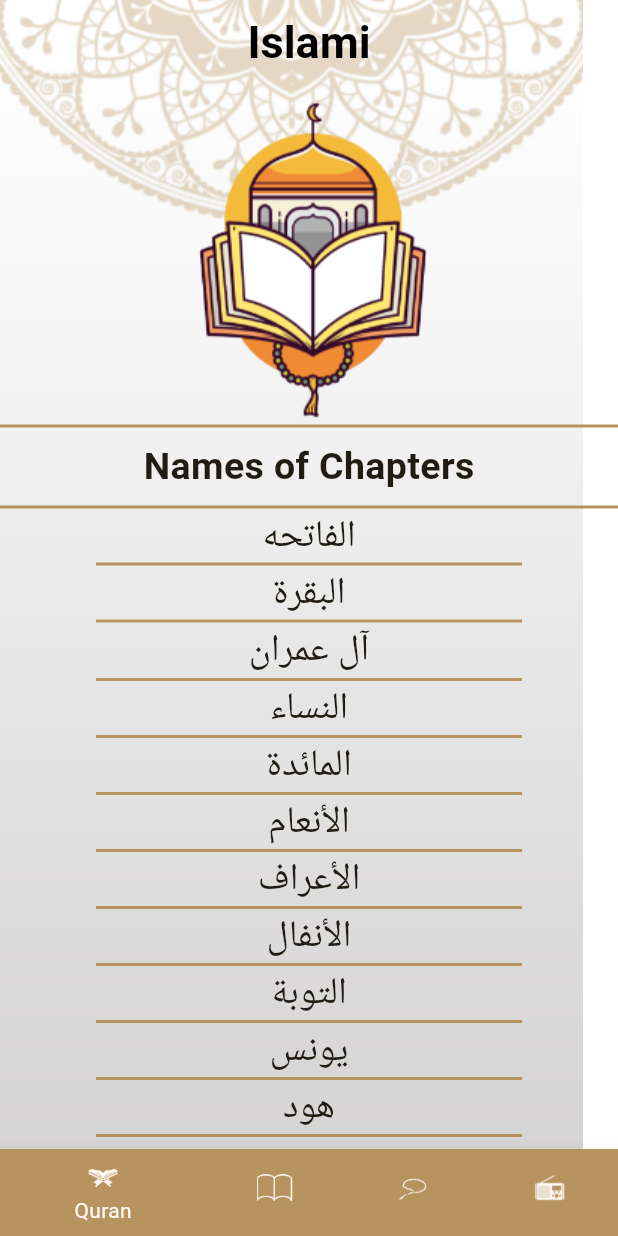
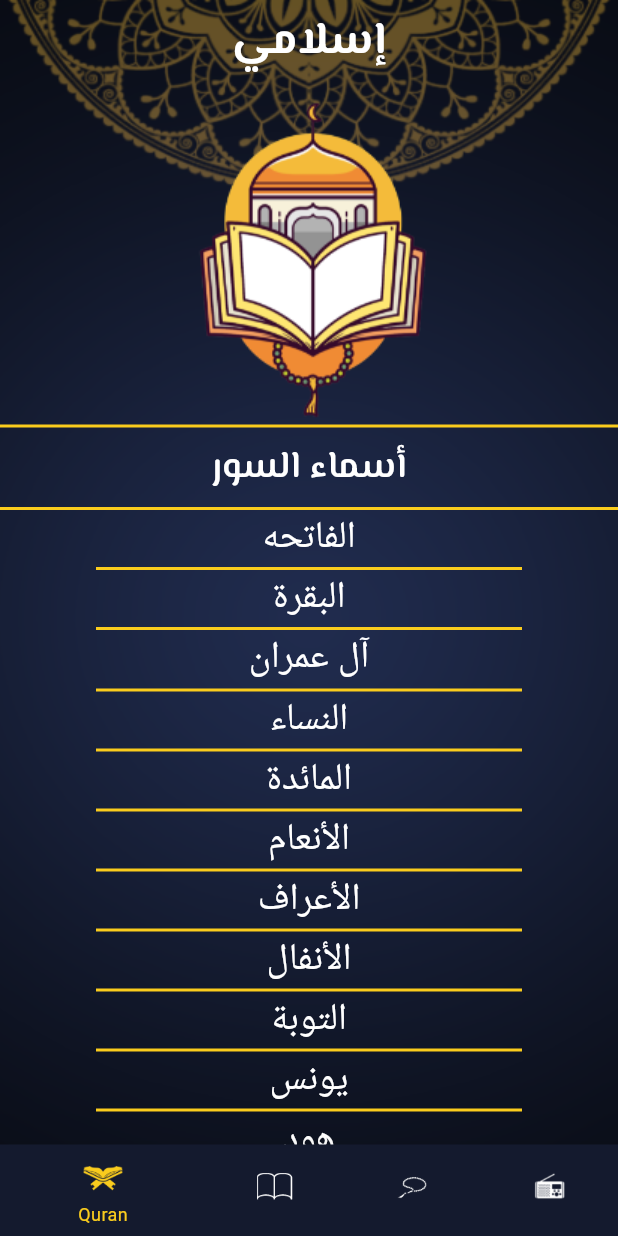
Before and after one commit to ShimaaShams2022/my_isalmi_app_2024, a Flutter app: the screen it shows after launch, on a phone screen of 412 x 824 dp. Run offline on Flutter 3.47's test engine with Material 3 defaults, Android fonts, the light colour scheme and no system bars; Roboto replaces fonts that are missing (Intel).

Commit message:
feat: apply dark theme and add fonts which we need

```diff
--- a/lib/hadeth/HadethDetailsScreen.dart
+++ b/lib/hadeth/HadethDetailsScreen.dart
@@ -13,10 +13,12 @@ class HadethDetailsScreen extends StatelessWidget {
     Hadeth hadeth=ModalRoute.of(context)?.settings.arguments as Hadeth;
     return   DefaultScreen(body:  Scaffold(
       appBar: AppBar(
-        title:Text(hadeth.hadethTitle),
+        title:Text(hadeth.hadethTitle,
+        style: Theme.of(context).textTheme.bodyLarge,
+        ),
       ),
       body: Card(
-          color: Colors.white,
+
           shape: RoundedRectangleBorder(borderRadius: BorderRadius.circular(24)),
           elevation: 24,
           margin: const EdgeInsets.symmetric(vertical: 64,horizontal: 24),
@@ -28,9 +30,7 @@ class HadethDetailsScreen extends StatelessWidget {
                   child: SingleChildScrollView(
                     child: Text(hadeth.hadethContent,
                     textAlign: TextAlign.center,
-                    style: TextStyle(
-                        fontSize: 20
-                    ),
+                    style: Theme.of(context).textTheme.bodyMedium,
                     ),
                   ),
                 ),
--- a/lib/hadeth/HadethTitle.dart
+++ b/lib/hadeth/HadethTitle.dart
@@ -19,8 +19,7 @@ class HadethTitle extends StatelessWidget {
       },
       child: Text(hadeth.hadethTitle,
           textAlign: TextAlign.center,
-          style: const TextStyle(
-            fontSize: 25,)
+          style: Theme.of(context).textTheme.bodyLarge
       ),
     );
   }
--- a/lib/hadeth/Hadethtab.dart
+++ b/lib/hadeth/Hadethtab.dart
@@ -2,6 +2,8 @@ import 'package:flutter/material.dart';
 import 'package:flutter/services.dart';
 import 'package:new_islami_app_c11/hadeth/HadethTitle.dart';
 import 'package:new_islami_app_c11/theme/MyTheme.dart';
+
+import '../ui_utilities.dart';
 
 class HadethTab extends StatefulWidget {
   HadethTab({super.key});
@@ -23,23 +25,23 @@ class _HadethTabState extends State<HadethTab> {
   @override
   Widget build(BuildContext context) {
     return Column(children: [
-      Image.asset('assets/images/basmala.png'),
+      Image.asset( getFullPathImage('basmala.png')),
       Container(
         width: double.infinity,
         height: 2,
-        color: MyThemeData.lightPrimary,
+        color: Theme.of(context).dividerColor,
       ),
-      const Padding(
+       Padding(
         padding: EdgeInsets.symmetric(vertical: 8.0),
         child: Text(
-          'Al Ahadeth',
-          style: TextStyle(fontSize: 25, fontWeight: FontWeight.w700),
+          'الأحاديث',
+          style: Theme.of(context).textTheme.titleMedium,
         ),
       ),
       Container(
         width: double.infinity,
         height: 2,
-        color: MyThemeData.lightPrimary,
+        color:Theme.of(context).dividerColor,
       ),
       Expanded(
           child: allHadeth.isEmpty
@@ -51,7 +53,7 @@ class _HadethTabState extends State<HadethTab> {
                   itemCount: allHadeth.length,
                   separatorBuilder: (context, int index) => Container(
                     height: 1,
-                    color: MyThemeData.lightPrimary,
+                    color: Theme.of(context).dividerColor,
                     width: double.infinity,
                     margin: EdgeInsets.symmetric(horizontal: 64),
                   ),
--- a/lib/home/ButtomNavItem.dart
+++ b/lib/home/ButtomNavItem.dart
@@ -3,10 +3,16 @@ import 'package:new_islami_app_c11/theme/MyTheme.dart';
 
 
 class ButtonNavItem extends BottomNavigationBarItem {
-   ButtonNavItem(String title,String iconPath)
+   ButtonNavItem(
+       String title,
+       String iconPath,
+       Color backGroundColor,
+
+       )
   :super(icon: ImageIcon(AssetImage(iconPath)),
    label: title,
-   backgroundColor: MyThemeData.lightPrimary
+         backgroundColor: backGroundColor,
+
    );
 
 
--- a/lib/home/DefaultScreen.dart
+++ b/lib/home/DefaultScreen.dart
@@ -1,4 +1,6 @@
 import 'package:flutter/material.dart';
+import 'package:new_islami_app_c11/theme/MyTheme.dart';
+import 'package:new_islami_app_c11/ui_utilities.dart';
 
 class DefaultScreen extends StatelessWidget {
    DefaultScreen({required this.body,super.key});
@@ -8,9 +10,18 @@ class DefaultScreen extends StatelessWidget {
 
   @override
   Widget build(BuildContext context) {
-    return Stack(children: [
-      Image.asset("assets/images/background_pattern.png"),
-      body
+    bool isDark=MyThemeData.isDark;
+    return Stack(
+        children: [
+          Image.asset(
+              getFullPathImage(
+                  isDark? "dark_background.png"
+                      :"background_pattern.png"),
+            fit: BoxFit.fill,
+            width: double.infinity,
+            height: double.infinity,
+          ),
+          body
     ]);
   }
 }
--- a/lib/home/HomeScreen.dart
+++ b/lib/home/HomeScreen.dart
@@ -5,6 +5,8 @@ import 'package:new_islami_app_c11/quran/QuranTab.dart';
 import 'package:new_islami_app_c11/radio/RadioTab.dart';
 import 'package:new_islami_app_c11/sepha/SephaTab.dart';
 import 'package:new_islami_app_c11/home/ButtomNavItem.dart';
+import 'package:new_islami_app_c11/theme/MyTheme.dart';
+import 'package:new_islami_app_c11/ui_utilities.dart';
 
 class HomeScreen extends StatefulWidget {
   HomeScreen({super.key});
@@ -16,35 +18,41 @@ class HomeScreen extends StatefulWidget {
 }
 
 class _HomeScreenState extends State<HomeScreen> {
-  int selectedIndex=0;
+  int selectedIndex = 0;
 
   //'assets/images/background_pattern.png',
   @override
   Widget build(BuildContext context) {
-    return DefaultScreen(body:
-              Scaffold(
+    return DefaultScreen(
+      body: Scaffold(
         appBar: AppBar(
           backgroundColor: Colors.transparent,
-            title: const Text('Islami'),
+          title: Text('إسلامي',
+            style: Theme.of(context).textTheme.titleLarge,
+          ),
         ),
         bottomNavigationBar: BottomNavigationBar(
-            onTap: (index){
+          onTap: (index) {
             setState(() {
-                selectedIndex=index;
+              selectedIndex = index;
             });
           },
           currentIndex: selectedIndex,
           items: [
-              ButtonNavItem( 'Quran','assets/images/ic_quran.png'),
-              ButtonNavItem( 'Al Ahadeth','assets/images/ic_hadeth.png'),
-              ButtonNavItem( 'Sebha','assets/images/ic_sebha.png'),
-              ButtonNavItem( 'Radio','assets/images/ic_radio.png'),
+            ButtonNavItem('Quran', getFullPathImage('ic_quran.png'),
+            Theme.of(context).colorScheme.primary),
+            ButtonNavItem('Al Ahadeth',  getFullPathImage('ic_hadeth.png'),
+                Theme.of(context).colorScheme.primary),
+            ButtonNavItem('Sebha',  getFullPathImage('ic_sebha.png'),
+                Theme.of(context).colorScheme.primary),
+            ButtonNavItem('Radio',  getFullPathImage('ic_radio.png'),
+                Theme.of(context).colorScheme.primary),
           ],
         ),
         body: tabs[selectedIndex],
       ),
-
     );
   }
-  var tabs=[QuranTab(),HadethTab(),SephaTab(),RadioTab()];
+
+  var tabs = [QuranTab(), HadethTab(), SephaTab(), RadioTab()];
 }
--- a/lib/main.dart
+++ b/lib/main.dart
@@ -25,7 +25,8 @@ class MyApp extends StatelessWidget {
 
         },
       theme:MyThemeData.lightTheme,
-
+      darkTheme: MyThemeData.darkTheme,
+      themeMode: ThemeMode.dark,
 
     );
   }
--- a/lib/quran/ChapterDetails.dart
+++ b/lib/quran/ChapterDetails.dart
@@ -30,10 +30,12 @@ class _ChapterDetailsState extends State<ChapterDetails> {
 
     return DefaultScreen(body:  Scaffold(
       appBar: AppBar(
-        title:Text(arg.chapterName),
+        title:Text(arg.chapterName,
+        style: Theme.of(context).textTheme.bodyLarge
+          ,),
       ),
       body: Card(
-        color: Colors.white,
+
         shape: RoundedRectangleBorder(borderRadius: BorderRadius.circular(24)),
         elevation: 24,
         margin: const EdgeInsets.symmetric(vertical: 64,horizontal: 24),
@@ -46,7 +48,7 @@ class _ChapterDetailsState extends State<ChapterDetails> {
           separatorBuilder: (BuildContext context, int index)=>
           Container(
             height: 1,
-            color: MyThemeData.lightPrimary,
+            color: Theme.of(context).dividerColor,
             width: double.infinity,
             margin: EdgeInsets.symmetric(horizontal: 64),
           ),
--- a/lib/quran/ChapterTitle.dart
+++ b/lib/quran/ChapterTitle.dart
@@ -17,8 +17,7 @@ class ChapterTitle extends StatelessWidget {
       },
       child: Text(title,
           textAlign: TextAlign.center,
-          style: const TextStyle(
-            fontSize: 25,)
+          style: Theme.of(context).textTheme.bodyLarge
       ),
     );
   }
--- a/lib/quran/QuranTab.dart
+++ b/lib/quran/QuranTab.dart
@@ -1,6 +1,8 @@
 import 'package:flutter/material.dart';
 import 'package:new_islami_app_c11/quran/ChapterTitle.dart';
 import 'package:new_islami_app_c11/theme/MyTheme.dart';
+
+import '../ui_utilities.dart';
 
 class QuranTab extends StatelessWidget {
   QuranTab({super.key});
@@ -126,25 +128,22 @@ class QuranTab extends StatelessWidget {
   Widget build(BuildContext context) {
     return Column(
       children: [
-        Image.asset('assets/images/quran_header_image.png'),
+        Image.asset( getFullPathImage('quran_header_image.png')),
         Container(
           width: double.infinity,
           height: 2,
-          color: MyThemeData.lightPrimary,
+          color: Theme.of(context).dividerColor,
         ),
          Padding(
           padding: EdgeInsets.symmetric(vertical: 8.0),
-          child: Text('Names of Chapters',
-            style: TextStyle(
-              fontSize: 25,
-              fontWeight: FontWeight.w700
-            ),
+          child: Text('أسماء السور',
+            style:Theme.of(context).textTheme.titleMedium
           ),
         ),
         Container(
           width: double.infinity,
           height: 2,
-          color: MyThemeData.lightPrimary,
+          color:Theme.of(context).dividerColor,
         ),
         Expanded(
           child: ListView.separated(
@@ -155,7 +154,7 @@ class QuranTab extends StatelessWidget {
             separatorBuilder: (_, index) {
               return Container(
                 margin: EdgeInsets.symmetric(horizontal: 64),
-                color: MyThemeData.lightPrimary,
+                color: Theme.of(context).dividerColor,
                 width: double.infinity,
                 height: 2,
               );
--- a/lib/quran/VerseContent.dart
+++ b/lib/quran/VerseContent.dart
@@ -11,8 +11,7 @@ class VerseContent extends StatelessWidget {
     return Text('$content (${index+1})',
         textDirection: TextDirection.rtl,
         textAlign: TextAlign.center,
-        style: const TextStyle(
-          fontSize: 25,)
+        style: Theme.of(context).textTheme.bodyMedium
     );
   }
 }
--- a/lib/sepha/SephaTab.dart
+++ b/lib/sepha/SephaTab.dart
@@ -3,6 +3,7 @@ import 'dart:math';
 import 'package:flutter/material.dart';
 
 import '../theme/MyTheme.dart';
+import '../ui_utilities.dart';
 
 
 class SephaTab extends StatefulWidget {
@@ -26,7 +27,7 @@ class _TasbehTabState extends State<SephaTab> {
       alignment: Alignment.center,
       child: Column(
         children: [
-
+         SizedBox(height: 40,),
           Stack(
               children:[
                 Positioned(
@@ -35,7 +36,10 @@ class _TasbehTabState extends State<SephaTab> {
                     width: 60,
                     height: 60,
                     child:
-                    Image(image: AssetImage('assets/images/headOfSebha.png'))
+                    Image(image: AssetImage( getFullPathImage('headOfSebha.png')),
+                      color: Theme.of(context).colorScheme.secondary,
+
+                    )
                 ),
                 Container(
                     padding: EdgeInsets.all(35),
@@ -44,7 +48,9 @@ class _TasbehTabState extends State<SephaTab> {
                     child: Transform.rotate(
                         angle: angleRotateSebha,
                         child: Image(
-                            image: AssetImage('assets/images/bodyOfSebha.png')))
+                            image: AssetImage(getFullPathImage('bodyOfSebha.png')),
+                            color: Theme.of(context).colorScheme.secondary
+                        ))
                 ),
               ]
           ),
@@ -52,12 +58,11 @@ class _TasbehTabState extends State<SephaTab> {
               padding: EdgeInsets.symmetric(horizontal: 10, vertical: 0),
               margin: EdgeInsets.symmetric(horizontal: 10, vertical: 0),
               child: Text('عدد التسبيحات',
-                  style: TextStyle(
-                    fontSize: 30,
-                  ))),
+                  style: Theme.of(context).textTheme.titleMedium
+              )),
           Container(
               decoration: BoxDecoration(
-                  color: Theme.of(context).cardColor,
+                  color: Theme.of(context).colorScheme.primary,
                   borderRadius: BorderRadius.circular(24)),
               padding: EdgeInsets.symmetric(horizontal: 25, vertical: 35),
               margin: EdgeInsets.symmetric(horizontal: 10, vertical: 20),
@@ -72,15 +77,14 @@ class _TasbehTabState extends State<SephaTab> {
               style: ElevatedButton.styleFrom(
                   padding:
                   EdgeInsets.symmetric(horizontal: 30, vertical: 10),
-                  backgroundColor: MyThemeData.lightPrimary,
+                  backgroundColor: Theme.of(context).colorScheme.secondary,
                   shape: RoundedRectangleBorder(
                       borderRadius: BorderRadius.circular(24)) // background
               ),
               child: Text(mydoaa,
-                  style:TextStyle(
-                      fontSize: 30,
-                      color: Colors.black
-                  ) ))
+                  style:Theme.of(context).textTheme.bodyLarge?.apply(color:Theme.of(context).colorScheme.onSecondary ),
+
+              ))
         ],
       ),
     );
--- a/lib/theme/MyTheme.dart
+++ b/lib/theme/MyTheme.dart
@@ -1,9 +1,62 @@
 import 'package:flutter/material.dart';
 
 class MyThemeData{
-  static const Color lightPrimary =Color(0xFFB7935F);
-  static final ThemeData lightTheme=
-  ThemeData(
+  static const Color lightPrimary = Color(0xFFB7935F);
+  static const Color darkPrimary = Color(0xFF141A2E);
+  static const Color darkSecondary = Color(0xFFFACC1D);
+  static const bool isDark=true;
+
+
+
+  static final ThemeData lightTheme= ThemeData(
+
+    dividerColor: lightPrimary,
+    textTheme: TextTheme(
+      bodyLarge:TextStyle(
+          fontSize: 25,
+          fontWeight: FontWeight.w400,
+          fontFamily: 'Intel',
+          color: Colors.black
+      ),
+      bodyMedium:TextStyle(
+          fontSize: 20,
+          fontWeight: FontWeight.w400,
+          fontFamily: 'Intel',
+          color: Colors.black
+      ),
+
+        titleLarge: TextStyle(
+            fontSize: 30,
+            fontWeight: FontWeight.w700,
+            fontFamily: 'Messiri',
+            color: Colors.black
+        ),
+        titleMedium: TextStyle(
+            fontSize: 25,
+            fontWeight: FontWeight.w600,
+            fontFamily: 'Messiri',
+            color: Colors.black
+        ),
+
+    ),
+
+    cardTheme: CardTheme(
+
+      color: Colors.white,
+      surfaceTintColor:null ,
+    ),
+    bottomNavigationBarTheme: const BottomNavigationBarThemeData(
+      selectedLabelStyle:TextStyle(
+          fontSize: 12,
+          fontWeight: FontWeight.w400,
+          fontFamily: 'Intel',
+      ),
+      backgroundColor: lightPrimary,
+      selectedItemColor:  Colors.black,
+      unselectedItemColor: Colors.white,
+      selectedIconTheme: IconThemeData(size:32)
+    ),
+
     scaffoldBackgroundColor: Colors.transparent,
     appBarTheme: const AppBarTheme(
       iconTheme: IconThemeData(
@@ -21,12 +74,93 @@ class MyThemeData{
     colorScheme: ColorScheme.fromSeed(
         seedColor: lightPrimary,
         primary:lightPrimary,
+        onPrimary:Colors.black ,
+        secondary:lightPrimary,
+        onSecondary: Colors.white
+
+
+    ),
+  );
+
+
+  static final ThemeData darkTheme= ThemeData(
+
+    dividerColor: darkSecondary,
+    textTheme: TextTheme(
+      bodyLarge:TextStyle(
+          fontSize: 25,
+          fontWeight: FontWeight.w400,
+          fontFamily: 'Intel',
+          color: Colors.white
+      ),
+      bodyMedium:TextStyle(
+          fontSize: 20,
+          fontWeight: FontWeight.w400,
+          fontFamily: 'Intel',
+          color: Colors.white
+      ),
+      bodySmall:TextStyle(
+          fontSize: 12,
+          fontWeight: FontWeight.w400,
+          fontFamily: 'Intel',
+          color: Colors.white
+      ),
+        titleLarge: TextStyle(
+            fontSize: 30,
+            fontWeight: FontWeight.w700,
+            fontFamily: 'Messiri',
+            color: Colors.white
+        ),
+        titleMedium: TextStyle(
+            fontSize: 25,
+            fontWeight: FontWeight.w600,
+            fontFamily: 'Messiri',
+            color: Colors.white
+        ),
+
+    ),
+    cardTheme: CardTheme(
+      color: darkPrimary,
+      surfaceTintColor: null,
+    ),
+
+    bottomNavigationBarTheme: const BottomNavigationBarThemeData(
+        selectedLabelStyle:TextStyle(
+            fontSize: 12,
+            fontWeight: FontWeight.w400,
+            fontFamily: 'Intel',
+        ),
+        backgroundColor: darkPrimary,
+        selectedItemColor:   darkSecondary,
+        unselectedItemColor:Colors.white,
+        selectedIconTheme: IconThemeData(size:32)
+    ),
+
+    scaffoldBackgroundColor: Colors.transparent,
+    appBarTheme: const AppBarTheme(
+        iconTheme: IconThemeData(
+            color: Colors.white
+        ),
+        elevation: 0,
+        backgroundColor: Colors.transparent,
+        centerTitle: true,
+        titleTextStyle: TextStyle(
+            fontSize: 30,
+            fontWeight: FontWeight.bold,
+            color: Colors.white
+        )
+    ),
+    colorScheme: ColorScheme.fromSeed(
+
+        seedColor: darkPrimary,
+        primary:darkPrimary,
         onPrimary:Colors.white ,
-        secondary:lightPrimary,
+        secondary:darkSecondary,
         onSecondary: Colors.black
 
 
     ),
 
   );
+
 }
--- /dev/null
+++ b/lib/ui_utilities.dart
@@ -0,0 +1,3 @@
+String getFullPathImage(String imageName) {
+  return "assets/images/$imageName";
+}
```
Also changed, not shown: pubspec.yaml (+13 -9 lines), assets/fonts/ElMessiri_Bold.ttf (added), assets/fonts/ElMessiri_SemiBold.ttf (added), assets/fonts/Inter_Regular.ttf (added), assets/images/dark_background.png (added). Lines whose indentation alone changed are shown as unchanged.
